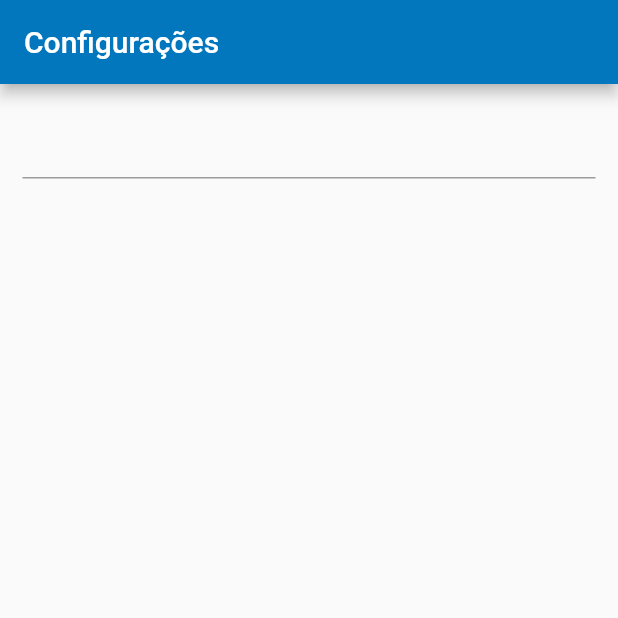
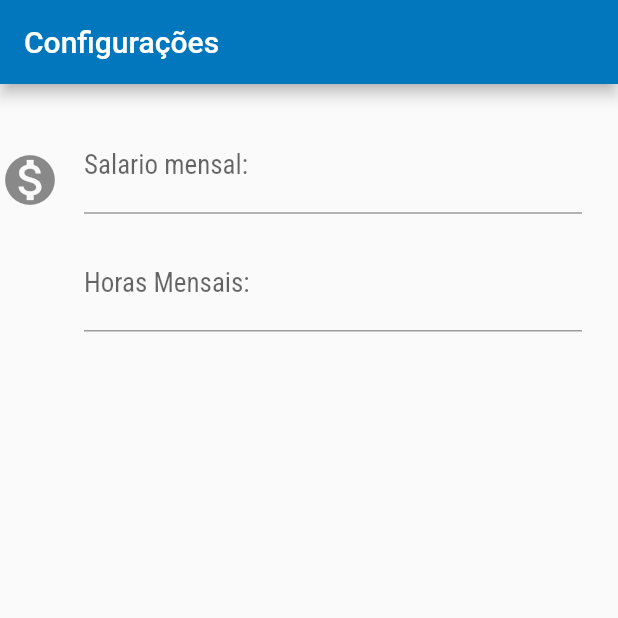
Before and after one commit to cassfer/devprecos, a Flutter app: the screen it shows after launch, on a phone screen of 412 x 824 dp, the top half of it. Run offline on Flutter 3.47's test engine with Material 2 defaults, Android fonts, the phone set to English and light mode, and no system bars; our stand-ins replace google_fonts.

Commit message:
finalizado caixas de texto e paddings

```diff
--- a/lib/main.dart
+++ b/lib/main.dart
@@ -1,7 +1,7 @@
-import 'package:devprecos/screens/budget_list.dart';
+import 'package:devprecos/views/budget_list.dart';
 import 'package:flutter/material.dart';
 import 'package:google_fonts/google_fonts.dart';
-import 'package:devprecos/screens/settings.dart';
+import 'package:devprecos/views/settings.dart';
 
 void main() {
   runApp(Devprecos());
--- /dev/null
+++ b/lib/models/settings_item.dart
@@ -0,0 +1,29 @@
+import 'package:flutter/material.dart';
+
+class SettingsItem extends StatelessWidget{
+  final String title;
+  final String hint;
+  final IconData icon;
+
+  SettingsItem({this.title, this.hint, this.icon});
+
+  @override
+  Widget build(BuildContext context) {
+    // TODO: implement build
+    return TextFormField(
+      decoration: InputDecoration(
+        labelText: this.title,
+        hintText: this.hint,
+        icon: Padding(
+          padding: EdgeInsets.fromLTRB(0, 18, 0, 0),
+          child: Icon(this.icon, size: 40,),
+        )
+      ),
+      style: TextStyle(
+        fontSize: 18
+      ),
+      keyboardType: TextInputType.number,
+    );
+  }
+
+}
--- a/lib/screens/settings.dart
+++ /dev/null
@@ -1,20 +0,0 @@
-import 'package:flutter/material.dart';
-
-class Settings extends StatelessWidget {
-  @override
-  Widget build(BuildContext context) {
-    // TODO: implement build
-    return Scaffold(
-        appBar: AppBar(
-          title: Text('Configurações'),
-        ),
-        body: Container(
-          margin: const EdgeInsets.all(15),
-          child: Form(
-            child: Column(
-              children: [TextFormField()],
-            ),
-          ),
-        ));
-  }
-}
--- a/lib/screens/budget_list.dart
+++ b/lib/views/budget_list.dart
@@ -1,5 +1,5 @@
 import 'package:devprecos/models/budget_item.dart';
-import 'package:devprecos/screens/budget_drawer.dart';
+import 'package:devprecos/views/budget_drawer.dart';
 import 'package:flutter/material.dart';
 
 class BudgetList extends StatelessWidget {
--- /dev/null
+++ b/lib/views/settings.dart
@@ -0,0 +1,32 @@
+import 'package:devprecos/models/settings_item.dart';
+import 'package:flutter/material.dart';
+
+class Settings extends StatelessWidget {
+  @override
+  Widget build(BuildContext context) {
+    // TODO: implement build
+    return Scaffold(
+        appBar: AppBar(
+          title: Text('Configurações')
+        ),
+        body: Container(
+          margin: const EdgeInsets.fromLTRB(0, 24, 24, 24),
+          child: Form(
+            child: ListView(
+              children: [
+                SettingsItem(
+                  title: 'Salario mensal:',
+                  hint: '0000.00',
+                  icon: Icons.monetization_on,
+                ),
+                SizedBox(height: 16,),
+                SettingsItem(
+                  title: 'Horas Mensais:',
+                  hint: '0000',
+                ),
+              ],
+            ),
+          ),
+        ));
+  }
+}
```
Also changed, not shown: lib/views/budget_drawer.dart (renamed from lib/screens/budget_drawer.dart).
